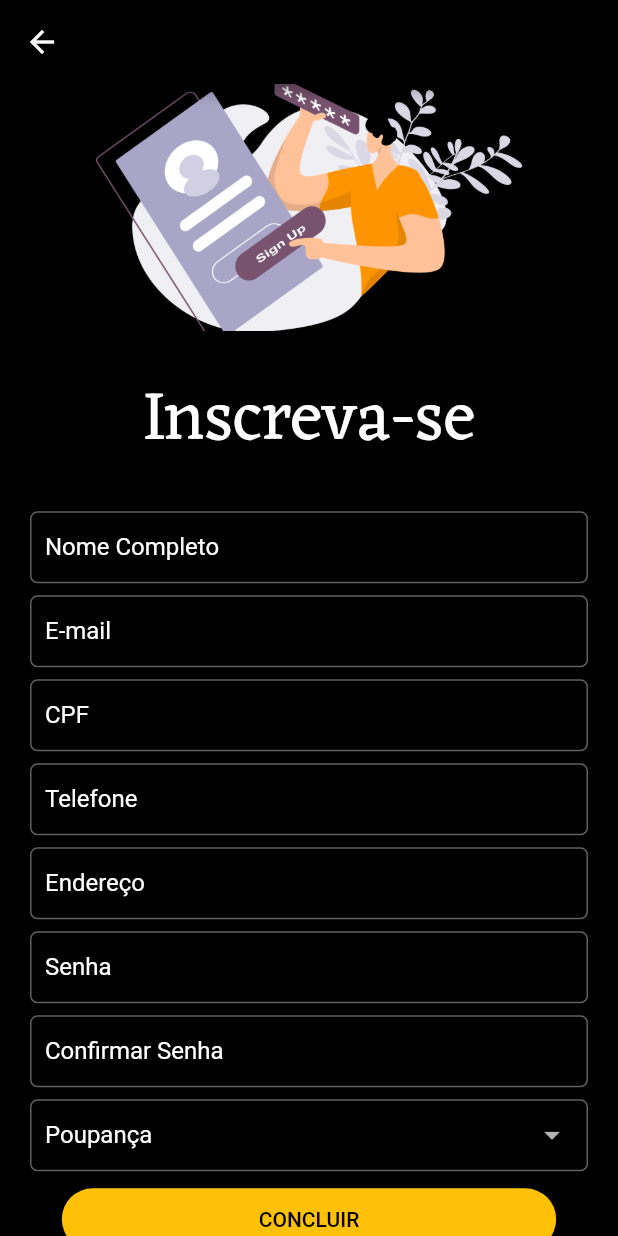
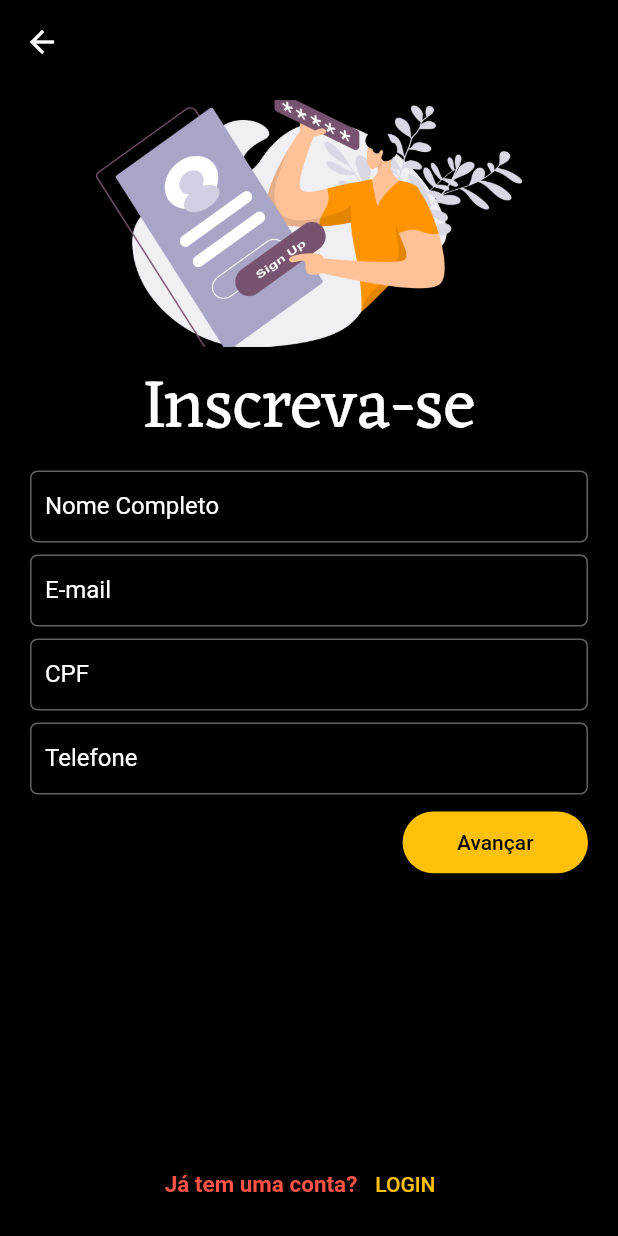
Before and after one commit to rafaeucastro/spacepay, a Flutter app: the SignUp screen opened by its route, on a phone screen of 412 x 824 dp. Run offline on Flutter 3.47's test engine with Material 2 defaults, Android fonts, the phone set to English and light mode, and no system bars; our stand-ins replace brasil_fields, firebase_auth, firebase_core, image_picker; missing offline and left inert: credit_card_type_detector, credit_card_validator; accounts and stored records are empty; network calls fail.

Commit message:
Refatorado a tela de sign-up

```diff
--- a/lib/views/screens/reset_password.dart
+++ b/lib/views/screens/reset_password.dart
@@ -15,6 +15,8 @@
   final _emailController = TextEditingController();
 
   void _resetPassword() async {
+    if (_emailController.text.isEmpty) return;
+
     Utils.showLoadingDialog(context);
 
     try {
--- a/lib/views/screens/sign-up.dart
+++ b/lib/views/screens/sign-up.dart
@@ -1,4 +1,6 @@
 // ignore: file_names
+import 'package:animations/animations.dart';
+import 'package:http/http.dart';
 import 'package:spacepay/models/exceptions/auth_exception.dart';
 import 'package:spacepay/models/auth.dart';
 import 'package:spacepay/util/utils.dart';
@@ -23,7 +25,7 @@
   bool _formIsValid = false;
   final Map<String, String> _formData = {};
   final _passwordController = TextEditingController();
-  int _step = 0;
+  int _step = 1;
 
   void _signUp() async {
     try {
@@ -32,6 +34,17 @@
       Utils.showSnackBar(error.toString(), context);
       return;
     }
+  }
+
+  void _next() {
+    _formIsValid = _formKey.currentState?.validate() ?? false;
+    if (!_formIsValid) return;
+
+    _formKey.currentState?.save();
+
+    setState(() {
+      _step = 2;
+    });
   }
 
   void _submit() {
@@ -47,6 +60,7 @@
     provider.addClient(clientData: _formData);
 
     Navigator.of(context).pop();
+    Utils.showSnackBar("Usuário criado com sucesso! Faça o login.", context);
   }
 
   @override
@@ -54,7 +68,6 @@
     final theme = Theme.of(context);
     final size = MediaQuery.of(context).size;
 
-    //TODO: fazer um interface mais bonita
     return Scaffold(
       backgroundColor: theme.colorScheme.background,
       appBar: AppBar(
@@ -63,7 +76,11 @@
       body: Center(
         child: SingleChildScrollView(
           child: Column(
-            mainAxisAlignment: MainAxisAlignment.spaceAround,
+            children: [
+              SizedBox(
+                height: size.height * 0.3,
+                child: Column(
+                  mainAxisAlignment: MainAxisAlignment.spaceBetween,
                   children: [
                     SizedBox(
                       height: size.height * 0.2,
@@ -73,12 +90,7 @@
                         fit: BoxFit.cover,
                       ),
                     ),
-              Container(
-                height: 100,
-                width: double.infinity,
-                alignment: Alignment.center,
-                margin: const EdgeInsets.symmetric(vertical: 10),
-                child: Text(
+                    Text(
                       "Inscreva-se",
                       style: TextStyle(
                         color: theme.colorScheme.onPrimary,
@@ -86,16 +98,35 @@
                         fontFamily: 'Eczar',
                       ),
                     ),
+                  ],
+                ),
               ),
               Padding(
-                padding: const EdgeInsets.symmetric(horizontal: 20.0),
+                padding:
+                    const EdgeInsets.only(left: 20, right: 20, bottom: 180),
                 child: Form(
                   key: _formKey,
-                  child: Column(
+                  child: PageTransitionSwitcher(
+                    duration: const Duration(seconds: 1),
+                    transitionBuilder:
+                        (child, primaryAnimation, secondaryAnimation) {
+                      return SharedAxisTransition(
+                        animation: primaryAnimation,
+                        secondaryAnimation: secondaryAnimation,
+                        transitionType: SharedAxisTransitionType.horizontal,
+                        child: child,
+                      );
+                    },
+                    child: _step == 1
+                        ? Column(
+                            crossAxisAlignment: CrossAxisAlignment.end,
+                            key: const ValueKey('Primeiro'),
                             children: [
                               Padding(
                                 padding: const EdgeInsets.only(bottom: 8.0),
                                 child: TextFormField(
+                                  key: const ValueKey('Nome Completo'),
+                                  initialValue: _formData['fullName'],
                                   decoration: const InputDecoration(
                                     labelText: 'Nome Completo',
                                   ),
@@ -109,6 +140,8 @@
                               Padding(
                                 padding: const EdgeInsets.only(bottom: 8.0),
                                 child: TextFormField(
+                                  key: const ValueKey('E-mail'),
+                                  initialValue: _formData['email'],
                                   decoration: const InputDecoration(
                                     labelText: 'E-mail',
                                   ),
@@ -122,6 +155,8 @@
                               Padding(
                                 padding: const EdgeInsets.only(bottom: 8.0),
                                 child: TextFormField(
+                                  key: const ValueKey('CPF'),
+                                  initialValue: _formData['cpf'],
                                   inputFormatters: [
                                     FilteringTextInputFormatter.digitsOnly,
                                     CpfInputFormatter(),
@@ -140,6 +175,8 @@
                               Padding(
                                 padding: const EdgeInsets.only(bottom: 8.0),
                                 child: TextFormField(
+                                  key: const ValueKey('Telefone'),
+                                  initialValue: _formData['phone'],
                                   inputFormatters: [
                                     FilteringTextInputFormatter.digitsOnly,
                                     TelefoneInputFormatter(),
@@ -155,6 +192,19 @@
                                   },
                                 ),
                               ),
+                              ElevatedButton(
+                                onPressed: _next,
+                                style: ElevatedButton.styleFrom(
+                                  minimumSize: Size(
+                                      (size.width * .3), (size.height * .05)),
+                                ),
+                                child: const Text("Avançar"),
+                              ),
+                            ],
+                          )
+                        : Column(
+                            key: const ValueKey('Segundo'),
+                            children: [
                               Padding(
                                 padding: const EdgeInsets.only(bottom: 8.0),
                                 child: TextFormField(
@@ -189,6 +239,8 @@
                                     labelText: 'Confirmar Senha',
                                   ),
                                   textInputAction: TextInputAction.done,
+                                  autovalidateMode:
+                                      AutovalidateMode.onUserInteraction,
                                   validator: (newPassword) {
                                     bool isEqual =
                                         newPassword == _passwordController.text;
@@ -203,8 +255,19 @@
                                 padding: const EdgeInsets.only(bottom: 8.0),
                                 child: AccountTypeDropDown(formData: _formData),
                               ),
-                    ],
-                  ),
+                              Row(
+                                mainAxisAlignment:
+                                    MainAxisAlignment.spaceAround,
+                                children: [
+                                  TextButton(
+                                    onPressed: () {
+                                      setState(() {
+                                        _step = 1;
+                                      });
+                                    },
+                                    child: Text(
+                                      "Voltar",
+                                      style: theme.textTheme.button,
                                     ),
                                   ),
                                   ElevatedButton(
@@ -212,9 +275,17 @@
                                       _submit();
                                     },
                                     style: ElevatedButton.styleFrom(
-                  minimumSize: Size((size.width * .8), (size.height * .05)),
+                                      minimumSize: Size((size.width * .3),
+                                          (size.height * .05)),
                                     ),
-                child: const Text("CONCLUIR"),
+                                    child: const Text("Concluir"),
+                                  ),
+                                ],
+                              ),
+                            ],
+                          ),
+                  ),
+                ),
               ),
               Row(
                 mainAxisAlignment: MainAxisAlignment.center,
```
Lines whose indentation alone changed are shown as unchanged.
